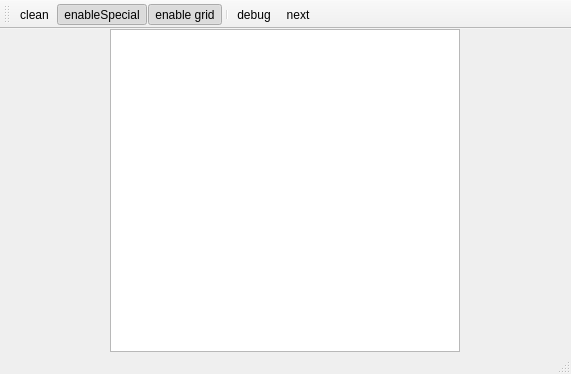
Before: the Qt Designer form gui/ui/mainwindow.ui in oleglite/giis, drawn with Qt 5.
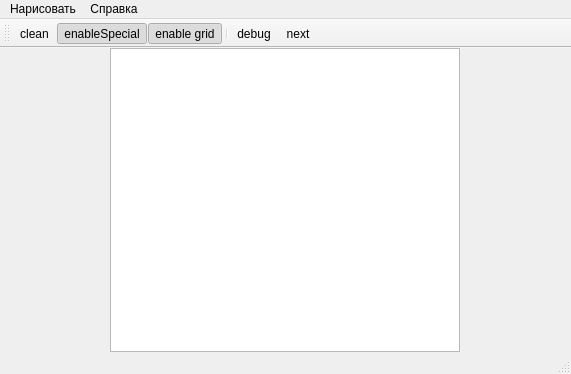
After: the same form once the commit is applied. Icons and pictures are not drawn.

Patch:
```diff
--- a/gui/ui/mainwindow.ui
+++ b/gui/ui/mainwindow.ui
@@ -57,9 +57,22 @@
      <x>0</x>
      <y>0</y>
      <width>571</width>
-     <height>24</height>
+     <height>21</height>
     </rect>
    </property>
+   <widget class="QMenu" name="draw_menu">
+    <property name="title">
+     <string>Нарисовать</string>
+    </property>
+   </widget>
+   <widget class="QMenu" name="help_menu">
+    <property name="title">
+     <string>Справка</string>
+    </property>
+    <addaction name="actionAbout"/>
+   </widget>
+   <addaction name="draw_menu"/>
+   <addaction name="help_menu"/>
   </widget>
   <widget class="QToolBar" name="toolBar">
    <property name="windowTitle">
```
Left out of the diff: 5 changed lines with no effect on the pictures.
